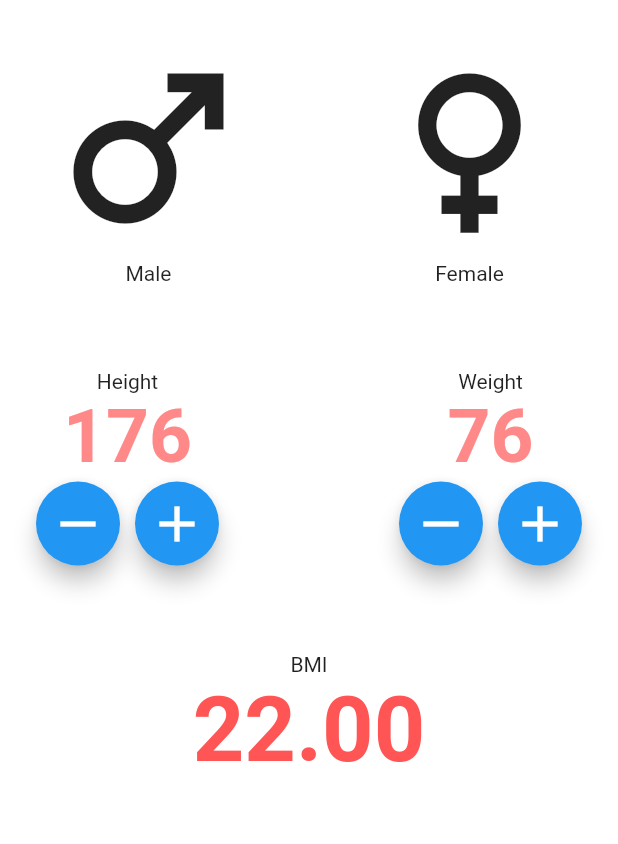
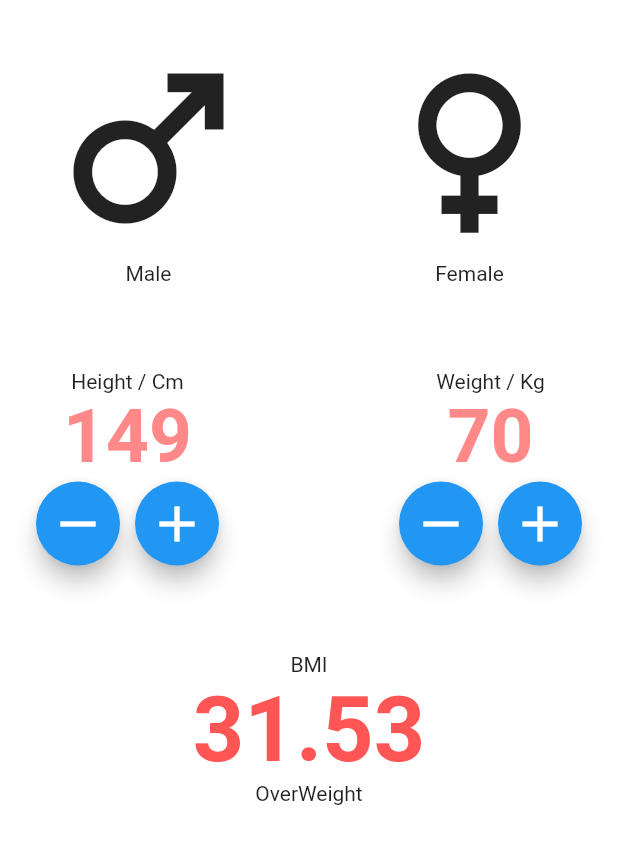
Before and after one commit to Binuraowin/flutter-basics, a Flutter app: the screen it shows after launch, after a tap on the "remove" icon, on a phone screen of 412 x 824 dp. Shown: the top 844 px of the screen. Run offline on Flutter 3.47's test engine with Material 2 defaults, Android fonts, the phone set to English and light mode, and no system bars.

Commit message:
bmi calculation complets

```diff
--- a/flutter_basics/lib/main_page.dart
+++ b/flutter_basics/lib/main_page.dart
@@ -11,6 +11,7 @@ class MainPage extends StatefulWidget {
 class _MainPageState extends State<MainPage> {
   int height = 150;
   int weight = 70;
+  late double bmi = calculateBMI(height: height, weight: weight);
   @override
   Widget build(BuildContext context) {
     return Scaffold(
@@ -58,17 +59,20 @@ class _MainPageState extends State<MainPage> {
                     padding: const EdgeInsets.all(8.0),
                     child: Column(
                       children: [
-                        const Text("Height"),
-                        const Text(
-                          "176",
+                        const Text("Height / Cm"),
+                        Text(
+                          "$height",
                           style: KInputLableTextStyle,
                         ),
                         Row(
                           children: [
                             FloatingActionButton(
                               onPressed: () {
-                                height--;
-                                print("on remove clicked");
+                                setState(() {
+                                  if (height > 100) height--;
+                                  bmi = calculateBMI(
+                                      height: height, weight: weight);
+                                });
                               },
                               child: const Icon(
                                 Icons.remove,
@@ -80,8 +84,11 @@ class _MainPageState extends State<MainPage> {
                             ),
                             FloatingActionButton(
                               onPressed: () {
-                                height++;
-                                print('on add clicked');
+                                setState(() {
+                                  if (height < 220) height++;
+                                  bmi = calculateBMI(
+                                      height: height, weight: weight);
+                                });
                               },
                               child: const Icon(
                                 Icons.add,
@@ -98,16 +105,20 @@ class _MainPageState extends State<MainPage> {
                     padding: const EdgeInsets.all(8.0),
                     child: Column(
                       children: [
-                        const Text("Weight"),
-                        const Text(
-                          "76",
+                        const Text("Weight / Kg"),
+                        Text(
+                          "$weight",
                           style: KInputLableTextStyle,
                         ),
                         Row(
                           children: [
                             FloatingActionButton(
                               onPressed: () {
-                                weight--;
+                                setState(() {
+                                  if (weight > 40) weight--;
+                                  bmi = calculateBMI(
+                                      height: height, weight: weight);
+                                });
                               },
                               child: const Icon(
                                 Icons.remove,
@@ -119,7 +130,11 @@ class _MainPageState extends State<MainPage> {
                             ),
                             FloatingActionButton(
                               onPressed: () {
-                                weight++;
+                                setState(() {
+                                  if (weight < 100) weight++;
+                                  bmi = calculateBMI(
+                                      height: height, weight: weight);
+                                });
                               },
                               child: const Icon(
                                 Icons.add,
@@ -137,12 +152,13 @@ class _MainPageState extends State<MainPage> {
                 height: 50,
               ),
               Column(
-                children: const [
-                  Text("BMI"),
+                children: [
+                  const Text("BMI"),
                   Text(
-                    "22.00",
+                    bmi.toStringAsFixed(2),
                     style: KOutputTextStyle,
                   ),
+                  Text(getResult(bmi))
                 ],
               )
             ],
@@ -151,4 +167,18 @@ class _MainPageState extends State<MainPage> {
       ),
     );
   }
+
+  double calculateBMI({required int height, required int weight}) {
+    return (weight / (height * height)) * 10000;
+  }
+
+  String getResult(bmiValue) {
+    if (bmiValue >= 25) {
+      return "OverWeight";
+    } else if (bmiValue >= 18.5) {
+      return "Normal";
+    } else {
+      return "UnderWeight";
+    }
+  }
 }
```
